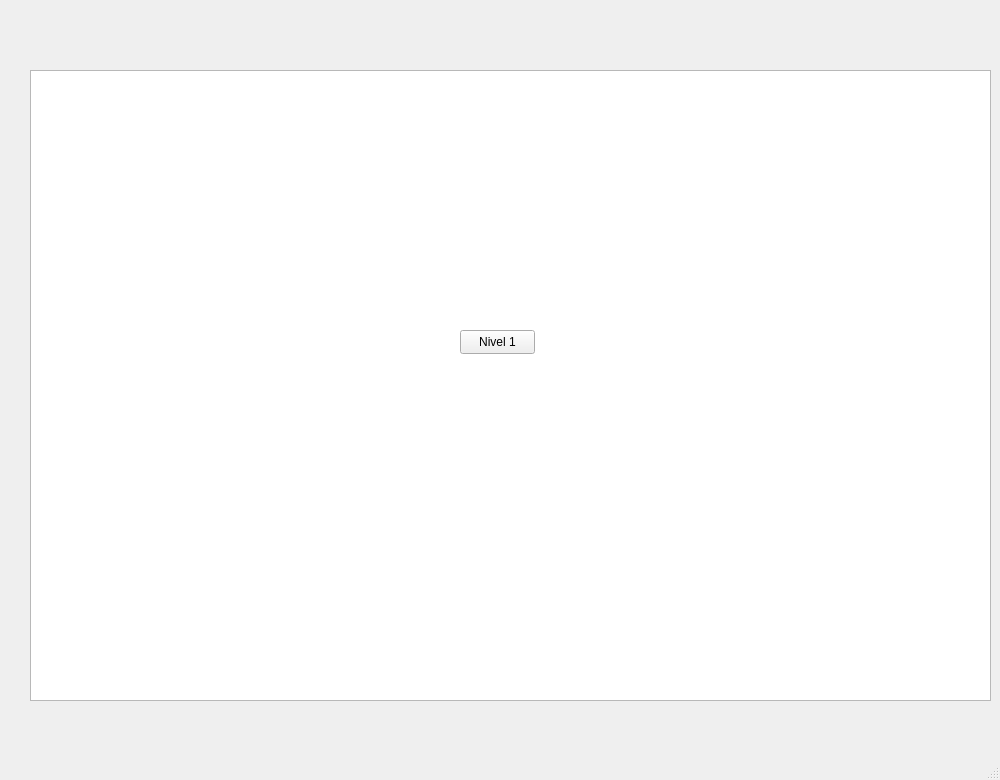
First picture: the form in Codigo/mainwindow.ui, repository JulianSanchezb/Proyecto-Final, before the edit.
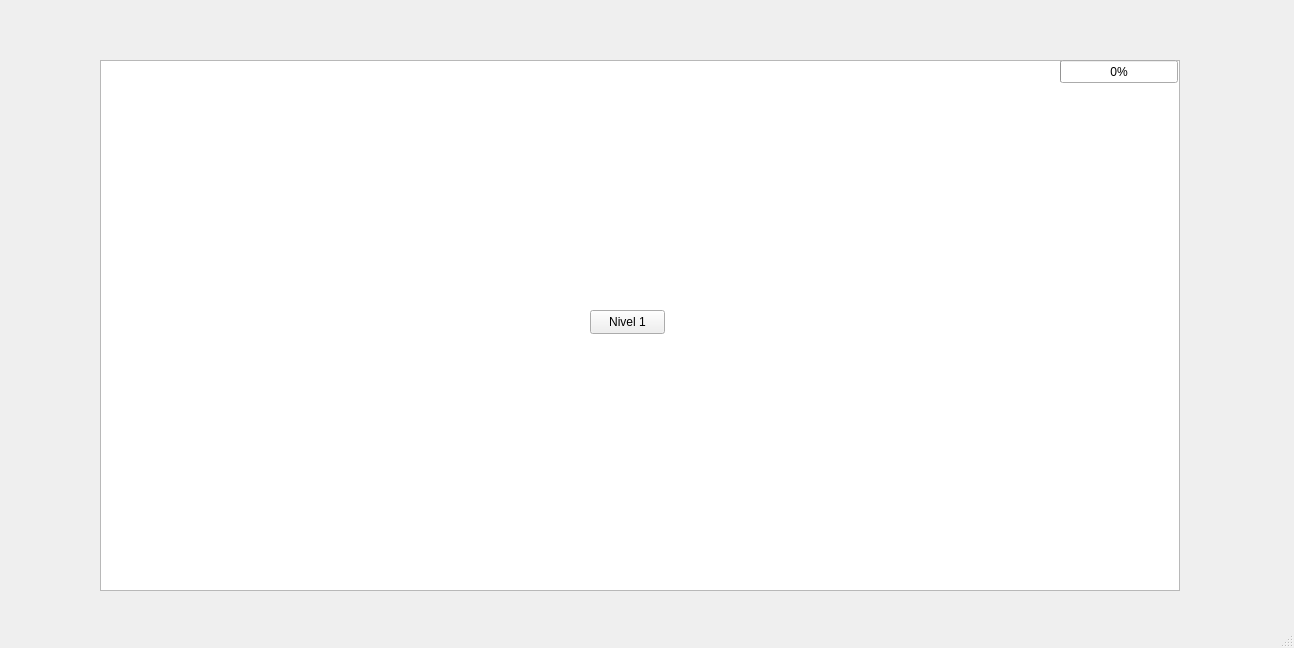
Second picture: the form after the edit.

The edit to the form file:
```diff
--- a/Codigo/mainwindow.ui
+++ b/Codigo/mainwindow.ui
@@ -6,8 +6,8 @@
    <rect>
     <x>0</x>
     <y>0</y>
-    <width>1000</width>
-    <height>780</height>
+    <width>1294</width>
+    <height>648</height>
    </rect>
   </property>
   <property name="windowTitle">
@@ -17,18 +17,18 @@
    <widget class="QGraphicsView" name="graphicsView">
     <property name="geometry">
      <rect>
-      <x>30</x>
-      <y>70</y>
-      <width>961</width>
-      <height>631</height>
+      <x>100</x>
+      <y>60</y>
+      <width>1080</width>
+      <height>531</height>
      </rect>
     </property>
    </widget>
    <widget class="QPushButton" name="pushButton">
     <property name="geometry">
      <rect>
-      <x>460</x>
-      <y>330</y>
+      <x>590</x>
+      <y>310</y>
       <width>75</width>
       <height>24</height>
      </rect>
@@ -37,6 +37,22 @@
      <string>Nivel 1</string>
     </property>
    </widget>
+   <widget class="QProgressBar" name="progressBar">
+    <property name="geometry">
+     <rect>
+      <x>1060</x>
+      <y>60</y>
+      <width>118</width>
+      <height>23</height>
+     </rect>
+    </property>
+    <property name="value">
+     <number>0</number>
+    </property>
+    <property name="format">
+     <string>%p%</string>
+    </property>
+   </widget>
   </widget>
   <widget class="QMenuBar" name="menubar">
    <property name="geometry">
```
Left out of the diff: 2 changed lines with no effect on the pictures.
